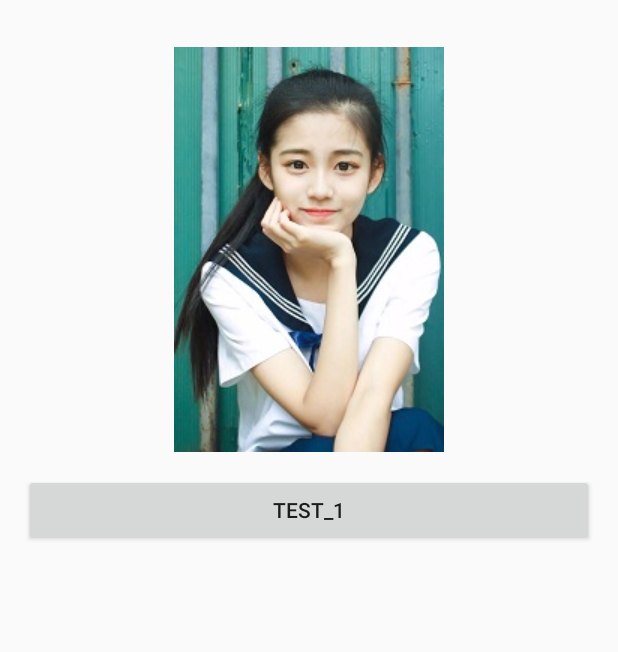
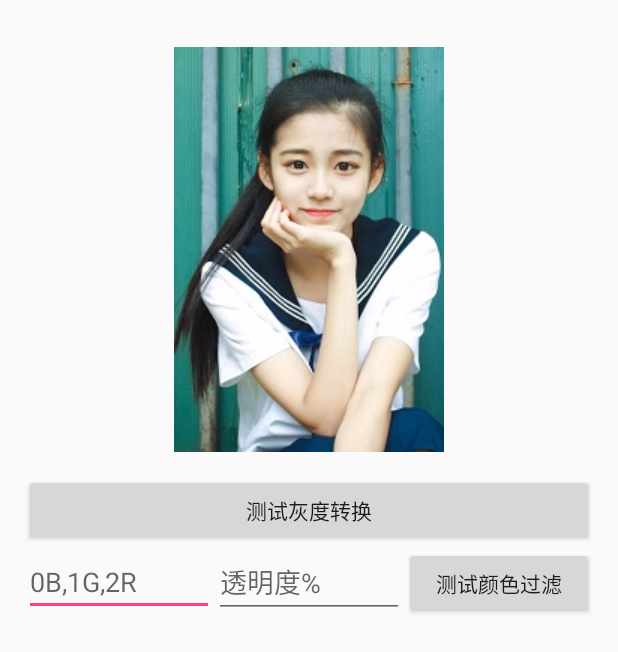
Before and after one commit to YongYuIT/OpenCVStudy, an Android app: the screen it shows after launch (MainActivity), on a phone screen of 412 x 824 dp. Shown: the top 652 px of the screen. Run offline under Robolectric (Android 15) with nearby library versions, the phone set to English and light mode, and no system bars.

Commit message:
color change

```diff
--- a/ImageInput/app/src/main/java/com/thinking/imageinput/NdkTools.java
+++ b/ImageInput/app/src/main/java/com/thinking/imageinput/NdkTools.java
@@ -32,9 +32,12 @@ public class NdkTools {
 
     //简单的灰度转换
     public static native int[] test_image_data_input(ImageData data);
+
+    //保留指定颜色成分
+    public static native void image_change_color(ImageData data, int index, int alpha);
 }
 
-//javah -d G:\OpenCVStu\20170223001\ImageInput\app\jni -classpath G:\OpenCVStu\20170223001\ImageInput\app\build\intermediates\classes\debug com.thinking.imageinput.NdkTools
+//javah -d G:\OpenCVStu\20170224001\OpenCVStudy\ImageInput\app\jni -classpath G:\OpenCVStu\20170224001\OpenCVStudy\ImageInput\app\build\intermediates\classes\debug com.thinking.imageinput.NdkTools
 
 //javap -classpath . -s NdkTools.ImageData
 /*
--- a/ImageInput/app/src/main/res/layout/activity_main.xml
+++ b/ImageInput/app/src/main/res/layout/activity_main.xml
@@ -27,7 +27,36 @@
             android:layout_width="match_parent"
             android:layout_height="wrap_content"
             android:onClick="onClick"
-            android:text="Test_1" />
+            android:text="测试灰度转换" />
+
+        <LinearLayout
+            android:layout_width="match_parent"
+            android:layout_height="wrap_content"
+            android:orientation="horizontal"
+            android:weightSum="3">
+
+            <EditText
+                android:id="@+id/edt_index"
+                android:layout_width="match_parent"
+                android:layout_height="wrap_content"
+                android:layout_weight="1"
+                android:hint="0B,1G,2R" />
+
+            <EditText
+                android:id="@+id/edt_index_alpha"
+                android:layout_width="match_parent"
+                android:layout_height="wrap_content"
+                android:layout_weight="1"
+                android:hint="透明度%" />
+
+            <Button
+                android:id="@+id/btn_test_2"
+                android:layout_width="match_parent"
+                android:layout_height="wrap_content"
+                android:layout_weight="1"
+                android:onClick="onClick"
+                android:text="测试颜色过滤" />
+        </LinearLayout>
 
         <ImageView
             android:id="@+id/img_2"
```
Also changed, not shown: ImageInput/app/src/main/java/com/thinking/imageinput/MainActivity.java (+13 -0 lines), 5 other files.
